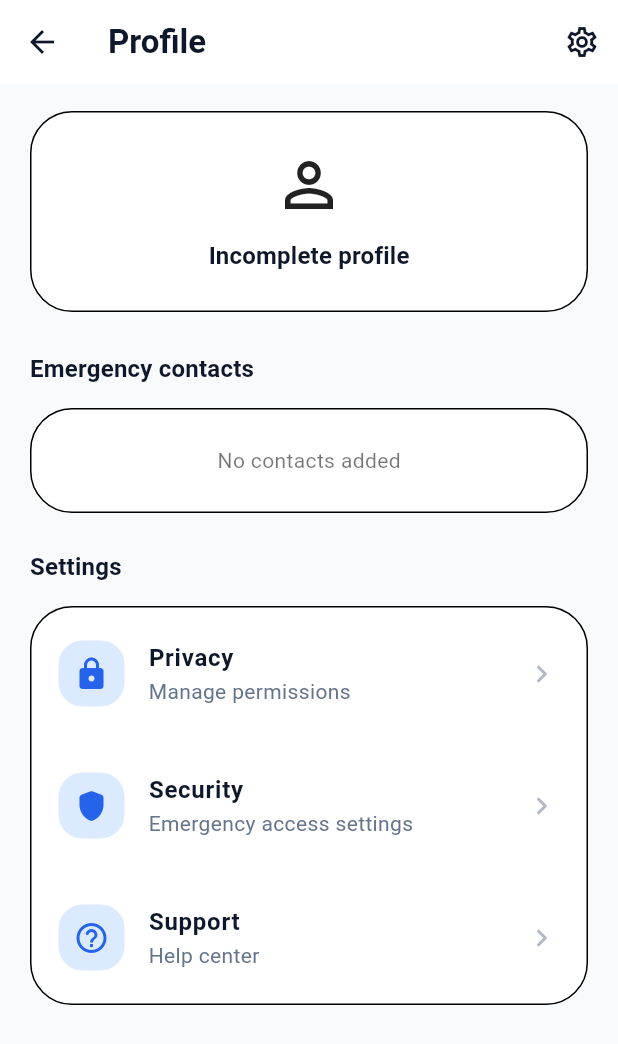
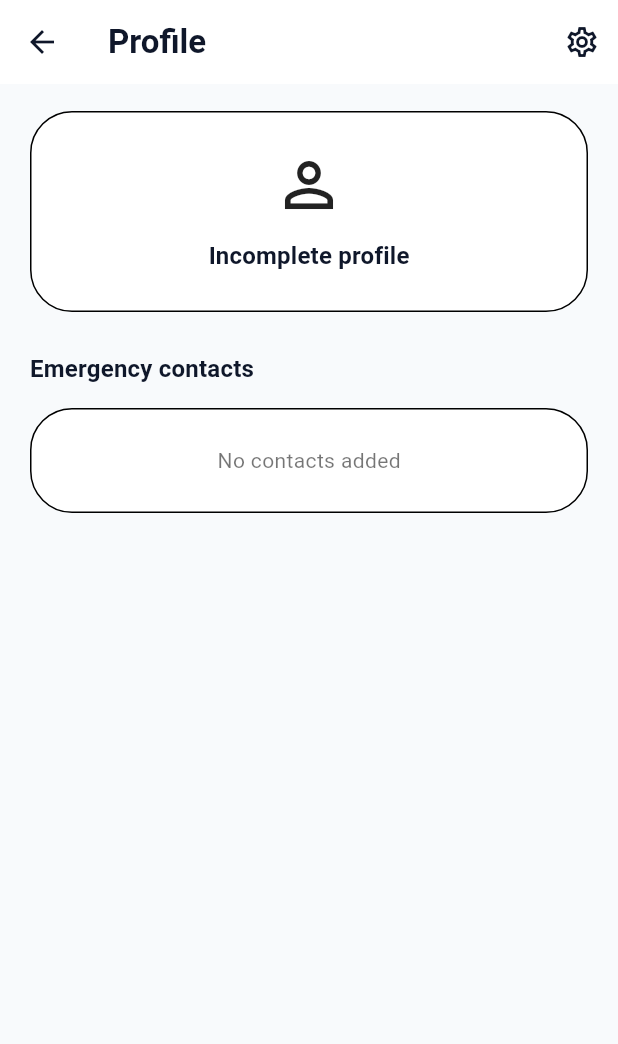
Before and after one commit to soumitmanna/SafeStreet-AI, a Flutter app: the ProfileScreen screen opened directly, on a phone screen of 412 x 824 dp. Shown: the top 1044 px of the screen. Run offline on Flutter 3.47's test engine with Material 3 defaults, Android fonts, the phone set to English and light mode, and no system bars; our stand-ins replace cloud_firestore, firebase_auth, firebase_core, flutter_image_compress, geocoding, geolocator and 5 more; accounts and stored records are empty; generated files the repository leaves out were written again.

Commit message:
refactor(profile): remove duplicate settings section
- Remove Settings section from Profile page
- Eliminate duplicate Privacy, Security, and Support options
- Keep Account Settings as the single source of truth
- Preserve AppBar settings navigation
- Clean up unused widgets, imports, and spacing

```diff
--- a/mobile_app/lib/screens/profile_screen.dart
+++ b/mobile_app/lib/screens/profile_screen.dart
@@ -72,9 +72,6 @@ class _ProfileScreenState extends State<ProfileScreen> {
                 ),
                 const SizedBox(height: 26),
                 _buildEmergencyContacts(theme),
-                const SizedBox(height: 24),
-                const _SettingsSection(),
-                const SizedBox(height: 28),
               ],
             ),
           ),
@@ -374,57 +371,3 @@ class _ProfileScreenState extends State<ProfileScreen> {
     );
   }
 }
-
-class _SettingsSection extends StatelessWidget {
-  const _SettingsSection();
-
-  @override
-  Widget build(BuildContext context) {
-    final theme = Theme.of(context);
-    const settings = [
-      {'icon': Icons.lock_rounded, 'title': 'Privacy', 'subtitle': 'Manage permissions'},
-      {'icon': Icons.shield_rounded, 'title': 'Security', 'subtitle': 'Emergency access settings'},
-      {'icon': Icons.help_outline_rounded, 'title': 'Support', 'subtitle': 'Help center'},
-    ];
-
-    return Column(
-      crossAxisAlignment: CrossAxisAlignment.start,
-      children: [
-        Text(
-          'Settings',
-          style: theme.textTheme.titleMedium?.copyWith(fontWeight: FontWeight.w700),
-        ),
-        const SizedBox(height: 14),
-        Container(
-          decoration: BoxDecoration(
-            color: Theme.of(context).cardTheme.color,
-            borderRadius: BorderRadius.circular(28),
-            border: Border.all(color: Theme.of(context).dividerColor),
-          ),
-          child: Column(
-            children: settings
-                .map(
-                  (setting) => ListTile(
-                    contentPadding: const EdgeInsets.symmetric(horizontal: 18, vertical: 8),
-                    leading: Container(
-                      width: 44,
-                      height: 44,
-                      decoration: BoxDecoration(
-                        color: theme.colorScheme.primaryContainer,
-                        borderRadius: BorderRadius.circular(16),
-                      ),
-                      child: Icon(setting['icon'] as IconData, color: theme.colorScheme.primary),
-                    ),
-                    title: Text(setting['title'] as String, style: const TextStyle(fontWeight: FontWeight.w700)),
-                    subtitle: Text(setting['subtitle'] as String, style: TextStyle(color: theme.colorScheme.onSurfaceVariant)),
-                    trailing: Icon(Icons.chevron_right_rounded, color: theme.colorScheme.onSurfaceVariant.withValues(alpha: 0.5)),
-                    onTap: () {},
-                  ),
-                )
-                .toList(),
-          ),
-        ),
-      ],
-    );
-  }
-}
```
